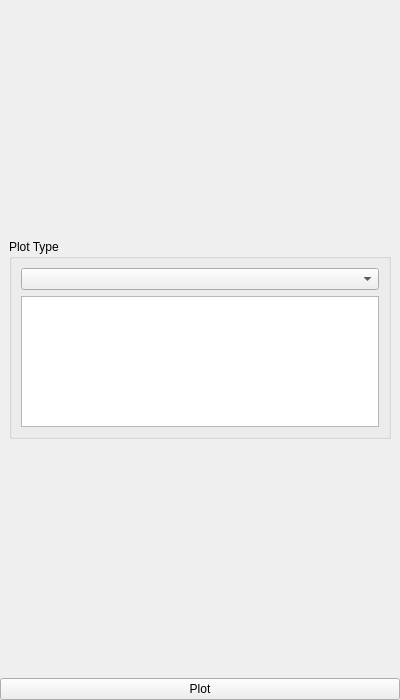
MTgeophysics/mtpy, file mtpy/gui/SmartMT/ui_asset/plot_options.ui: the form before one commit.
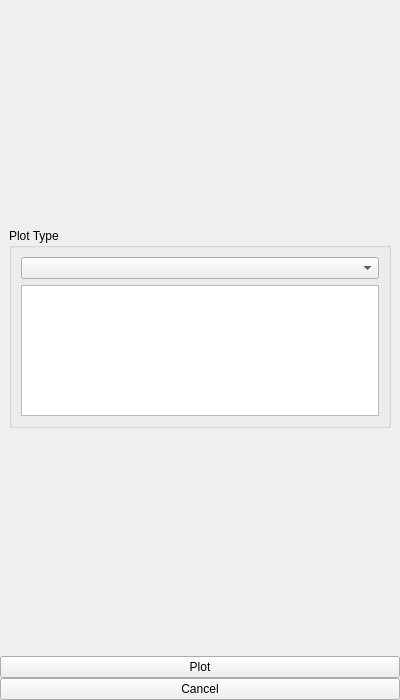
The form after the commit.

Commit message: add cancel option when plotting however killing QThread is very hard so cancel button does not work at the moment (only wait instead)

Patch:
```diff
--- a/mtpy/gui/SmartMT/ui_asset/plot_options.ui
+++ b/mtpy/gui/SmartMT/ui_asset/plot_options.ui
@@ -88,6 +88,13 @@
                  </property>
              </widget>
          </item>
+   <item>
+    <widget class="QPushButton" name="pushButton_cancel">
+     <property name="text">
+      <string>Cancel</string>
+     </property>
+    </widget>
+   </item>
   </layout>
  </widget>
  <resources/>
```
Lines whose indentation alone changed are shown as unchanged. The commit also changes 5 other files.
